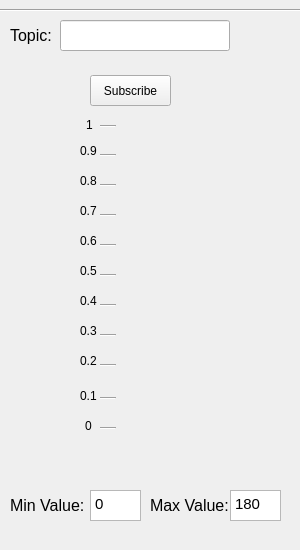
First picture: the form in resource/bar.ui, repository ToyotaResearchInstitute/gauges2, before the edit.
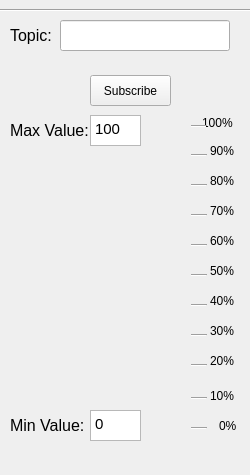
Second picture: the form after the edit. Custom widgets are drawn as their Qt base class.

Commit message: QT Style

Diff of the .ui file:
```diff
--- a/resource/bar.ui
+++ b/resource/bar.ui
@@ -6,20 +6,20 @@
    <rect>
     <x>0</x>
     <y>0</y>
-    <width>300</width>
-    <height>550</height>
+    <width>250</width>
+    <height>475</height>
    </rect>
   </property>
   <property name="minimumSize">
    <size>
-    <width>300</width>
-    <height>550</height>
+    <width>250</width>
+    <height>475</height>
    </size>
   </property>
   <property name="maximumSize">
    <size>
-    <width>300</width>
-    <height>550</height>
+    <width>250</width>
+    <height>475</height>
    </size>
   </property>
   <property name="acceptDrops">
@@ -32,7 +32,7 @@
    <property name="geometry">
     <rect>
      <x>10</x>
-     <y>490</y>
+     <y>410</y>
      <width>81</width>
      <height>31</height>
     </rect>
@@ -50,7 +50,7 @@
    <property name="geometry">
     <rect>
      <x>90</x>
-     <y>490</y>
+     <y>410</y>
      <width>51</width>
      <height>31</height>
     </rect>
@@ -69,8 +69,8 @@
   <widget class="QTextEdit" name="max_value">
    <property name="geometry">
     <rect>
-     <x>230</x>
-     <y>490</y>
+     <x>90</x>
+     <y>115</y>
      <width>51</width>
      <height>31</height>
     </rect>
@@ -89,7 +89,7 @@
 &lt;html&gt;&lt;head&gt;&lt;meta name=&quot;qrichtext&quot; content=&quot;1&quot; /&gt;&lt;style type=&quot;text/css&quot;&gt;
 p, li { white-space: pre-wrap; }
 &lt;/style&gt;&lt;/head&gt;&lt;body style=&quot; font-family:'Ubuntu'; font-size:11pt; font-weight:400; font-style:normal;&quot;&gt;
-&lt;p style=&quot; margin-top:0px; margin-bottom:0px; margin-left:0px; margin-right:0px; -qt-block-indent:0; text-indent:0px;&quot;&gt;180&lt;/p&gt;&lt;/body&gt;&lt;/html&gt;</string>
+&lt;p style=&quot; margin-top:0px; margin-bottom:0px; margin-left:0px; margin-right:0px; -qt-block-indent:0; text-indent:0px;&quot;&gt;100&lt;/p&gt;&lt;/body&gt;&lt;/html&gt;</string>
    </property>
    <property name="placeholderText">
     <string/>
@@ -98,8 +98,8 @@
   <widget class="QLabel" name="max_value_label">
    <property name="geometry">
     <rect>
-     <x>150</x>
-     <y>490</y>
+     <x>10</x>
+     <y>115</y>
      <width>81</width>
      <height>31</height>
     </rect>
@@ -294,150 +294,150 @@
   <widget class="QLabel" name="label">
    <property name="geometry">
     <rect>
-     <x>86</x>
-     <y>109</y>
-     <width>20</width>
-     <height>31</height>
+     <x>202</x>
+     <y>102</y>
+     <width>40</width>
+     <height>41</height>
     </rect>
    </property>
    <property name="text">
-    <string>1</string>
+    <string>100%</string>
    </property>
   </widget>
   <widget class="QLabel" name="label_3">
    <property name="geometry">
     <rect>
-     <x>80</x>
+     <x>210</x>
      <y>380</y>
-     <width>21</width>
+     <width>31</width>
      <height>31</height>
     </rect>
    </property>
    <property name="text">
-    <string>0.1</string>
+    <string>10%</string>
    </property>
   </widget>
   <widget class="QLabel" name="label_4">
    <property name="geometry">
     <rect>
-     <x>80</x>
+     <x>210</x>
      <y>260</y>
      <width>31</width>
      <height>21</height>
     </rect>
    </property>
    <property name="text">
-    <string>0.5</string>
+    <string>50%</string>
    </property>
   </widget>
   <widget class="QLabel" name="label_5">
    <property name="geometry">
     <rect>
-     <x>85</x>
+     <x>219</x>
      <y>410</y>
-     <width>21</width>
+     <width>31</width>
      <height>31</height>
     </rect>
    </property>
    <property name="text">
-    <string>0</string>
+    <string>0%</string>
    </property>
   </widget>
   <widget class="QLabel" name="label_6">
    <property name="geometry">
     <rect>
-     <x>80</x>
+     <x>210</x>
      <y>320</y>
-     <width>21</width>
+     <width>31</width>
      <height>21</height>
     </rect>
    </property>
    <property name="text">
-    <string>0.3</string>
+    <string>30%</string>
    </property>
   </widget>
   <widget class="QLabel" name="label_7">
    <property name="geometry">
     <rect>
-     <x>80</x>
+     <x>210</x>
      <y>350</y>
-     <width>21</width>
+     <width>31</width>
      <height>21</height>
     </rect>
    </property>
    <property name="text">
-    <string>0.2</string>
+    <string>20%</string>
    </property>
   </widget>
   <widget class="QLabel" name="label_8">
    <property name="geometry">
     <rect>
-     <x>80</x>
+     <x>210</x>
      <y>170</y>
-     <width>21</width>
+     <width>31</width>
      <height>21</height>
     </rect>
    </property>
    <property name="text">
-    <string>0.8</string>
+    <string>80%</string>
    </property>
   </widget>
   <widget class="QLabel" name="label_9">
    <property name="geometry">
     <rect>
-     <x>80</x>
+     <x>210</x>
      <y>290</y>
-     <width>21</width>
+     <width>31</width>
      <height>21</height>
     </rect>
    </property>
    <property name="text">
-    <string>0.4</string>
+    <string>40%</string>
    </property>
   </widget>
   <widget class="QLabel" name="label_10">
    <property name="geometry">
     <rect>
-     <x>80</x>
+     <x>210</x>
      <y>230</y>
-     <width>21</width>
+     <width>31</width>
      <height>21</height>
     </rect>
    </property>
    <property name="text">
-    <string>0.6</string>
+    <string>60%</string>
    </property>
   </widget>
   <widget class="QLabel" name="label_11">
    <property name="geometry">
     <rect>
-     <x>80</x>
+     <x>210</x>
      <y>140</y>
-     <width>21</width>
+     <width>31</width>
      <height>21</height>
     </rect>
    </property>
    <property name="text">
-    <string>0.9</string>
+    <string>90%</string>
    </property>
   </widget>
   <widget class="QLabel" name="label_12">
    <property name="geometry">
     <rect>
-     <x>80</x>
+     <x>210</x>
      <y>200</y>
-     <width>21</width>
+     <width>31</width>
      <height>21</height>
     </rect>
    </property>
    <property name="text">
-    <string>0.7</string>
+    <string>70%</string>
    </property>
   </widget>
   <widget class="Line" name="line_3">
    <property name="geometry">
     <rect>
-     <x>100</x>
+     <x>191</x>
      <y>420</y>
      <width>16</width>
      <height>16</height>
@@ -450,7 +450,7 @@
   <widget class="Line" name="line_4">
    <property name="geometry">
     <rect>
-     <x>100</x>
+     <x>191</x>
      <y>116</y>
      <width>16</width>
      <height>20</height>
@@ -463,7 +463,7 @@
   <widget class="Line" name="line_5">
    <property name="geometry">
     <rect>
-     <x>100</x>
+     <x>191</x>
      <y>390</y>
      <width>16</width>
      <height>16</height>
@@ -476,7 +476,7 @@
   <widget class="Line" name="line_6">
    <property name="geometry">
     <rect>
-     <x>100</x>
+     <x>191</x>
      <y>140</y>
      <width>16</width>
      <height>31</height>
@@ -489,7 +489,7 @@
   <widget class="Line" name="line_7">
    <property name="geometry">
     <rect>
-     <x>100</x>
+     <x>191</x>
      <y>170</y>
      <width>16</width>
      <height>31</height>
@@ -502,7 +502,7 @@
   <widget class="Line" name="line_8">
    <property name="geometry">
     <rect>
-     <x>100</x>
+     <x>191</x>
      <y>200</y>
      <width>16</width>
      <height>31</height>
@@ -515,7 +515,7 @@
   <widget class="Line" name="line_9">
    <property name="geometry">
     <rect>
-     <x>100</x>
+     <x>191</x>
      <y>230</y>
      <width>16</width>
      <height>31</height>
@@ -528,7 +528,7 @@
   <widget class="Line" name="line_10">
    <property name="geometry">
     <rect>
-     <x>100</x>
+     <x>191</x>
      <y>260</y>
      <width>16</width>
      <height>31</height>
@@ -541,7 +541,7 @@
   <widget class="Line" name="line_11">
    <property name="geometry">
     <rect>
-     <x>100</x>
+     <x>191</x>
      <y>290</y>
      <width>16</width>
      <height>31</height>
@@ -554,7 +554,7 @@
   <widget class="Line" name="line_12">
    <property name="geometry">
     <rect>
-     <x>100</x>
+     <x>191</x>
      <y>320</y>
      <width>16</width>
      <height>31</height>
@@ -567,7 +567,7 @@
   <widget class="Line" name="line_13">
    <property name="geometry">
     <rect>
-     <x>100</x>
+     <x>191</x>
      <y>350</y>
      <width>16</width>
      <height>31</height>
```
The commit also changes 1 other file.
